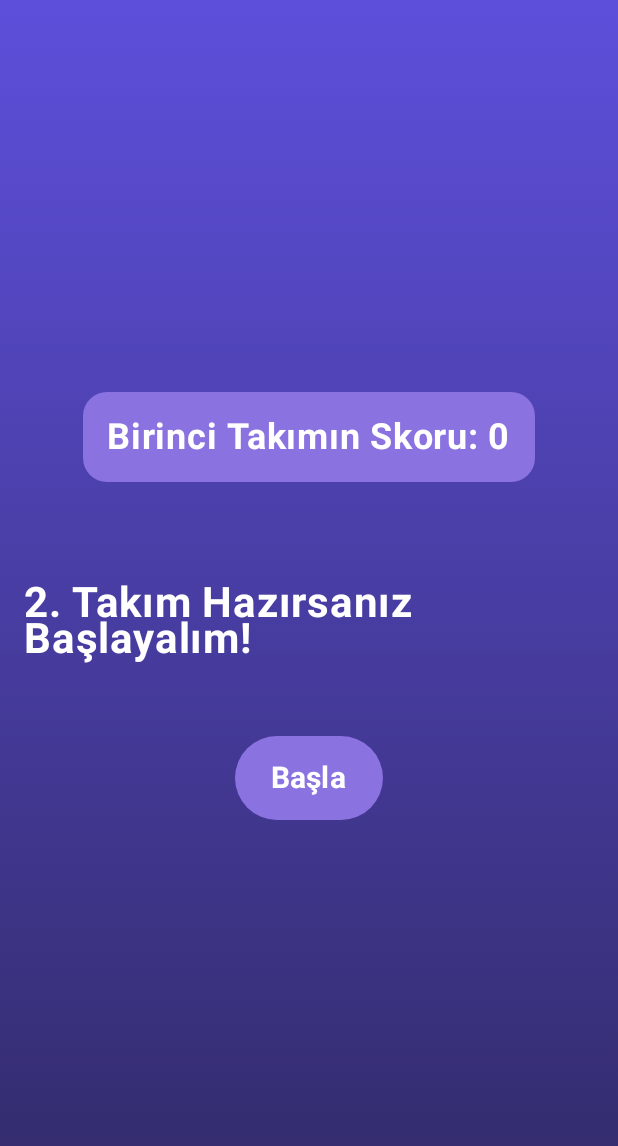
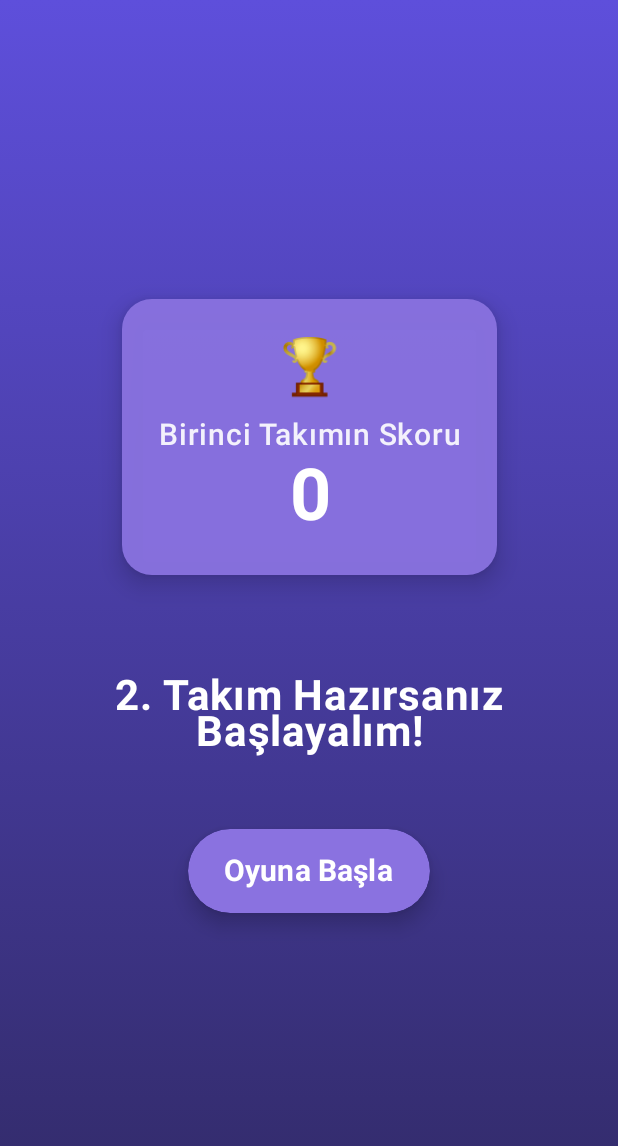
Before and after one commit to dumanYusuf/TabuChallenge, an Android app built with Jetpack Compose: the composable NextTeamPage called with empty values, on a phone screen of 412 x 824 dp. Shown: the top 1146 px of the screen. Run offline under Robolectric (Android 15) with nearby library versions, the phone set to English and light mode, and no system bars.

Commit message:
NextTeamPage And WinTeamPage UI edited

```diff
--- a/app/src/main/java/com/dumanyusuf/tabuchallenge/presentation/next_team_page/NextTeamPage.kt
+++ b/app/src/main/java/com/dumanyusuf/tabuchallenge/presentation/next_team_page/NextTeamPage.kt
@@ -1,21 +1,25 @@
 package com.dumanyusuf.tabuchallenge.presentation.next_team_page
 
 import android.annotation.SuppressLint
+import androidx.compose.animation.*
 import androidx.compose.foundation.background
 import androidx.compose.foundation.layout.*
 import androidx.compose.foundation.shape.RoundedCornerShape
 import androidx.compose.material3.*
-import androidx.compose.runtime.Composable
+import androidx.compose.runtime.*
 import androidx.compose.ui.Alignment
 import androidx.compose.ui.Modifier
 import androidx.compose.ui.draw.clip
+import androidx.compose.ui.draw.shadow
 import androidx.compose.ui.graphics.Brush
 import androidx.compose.ui.graphics.Color
 import androidx.compose.ui.text.font.FontWeight
+import androidx.compose.ui.text.style.TextAlign
 import androidx.compose.ui.unit.dp
 import androidx.compose.ui.unit.sp
 import androidx.navigation.NavController
 import com.dumanyusuf.tabuchallenge.Screan
+import kotlinx.coroutines.delay
 
 @SuppressLint("UnusedMaterial3ScaffoldPaddingParameter")
 @Composable
@@ -24,6 +28,13 @@ fun NextTeamPage(
     gameSettings: String,
     navController: NavController
 ) {
+    var visible by remember { mutableStateOf(false) }
+
+    LaunchedEffect(key1 = true) {
+        delay(100)
+        visible = true
+    }
+
     Box(
         modifier = Modifier
             .fillMaxSize()
@@ -39,42 +50,77 @@ fun NextTeamPage(
         Column(
             modifier = Modifier
                 .fillMaxSize()
-                .padding(16.dp),
+                .padding(24.dp),
             verticalArrangement = Arrangement.Center,
             horizontalAlignment = Alignment.CenterHorizontally
         ) {
-            // Skor gösterimi
-            Box(
+            AnimatedVisibility(
+                visible = visible,
+                enter = fadeIn() + expandVertically(),
+                exit = fadeOut() + shrinkVertically()
+            ) {
+                Card(
                     modifier = Modifier
                         .padding(bottom = 32.dp)
-                    .clip(RoundedCornerShape(16.dp))
-                    .background(Color(0xFF8A72E0))
-                    .padding(16.dp)
+                        .shadow(
+                            elevation = 10.dp,
+                            shape = RoundedCornerShape(20.dp)
+                        ),
+                    colors = CardDefaults.cardColors(
+                        containerColor = Color(0xFF8A72E0).copy(alpha = 0.95f)
+                    )
+                ) {
+                    Column(
+                        modifier = Modifier.padding(24.dp),
+                        horizontalAlignment = Alignment.CenterHorizontally
                     ) {
                         Text(
-                    text = "Birinci Takımın Skoru: $firstTeamScore",
+                            text = "🏆",  // Trophy emoji
+                            fontSize = 36.sp,
+                            textAlign = TextAlign.Center
+                        )
+                        Spacer(modifier = Modifier.height(12.dp))
+                        Text(
+                            text = "Birinci Takımın Skoru",
+                            color = Color.White.copy(alpha = 0.9f),
+                            fontSize = 20.sp,
+                            fontWeight = FontWeight.Medium,
+                            textAlign = TextAlign.Center
+                        )
+                        Text(
+                            text = "$firstTeamScore",
                             color = Color.White,
-                    fontSize = 24.sp,
-                    fontWeight = FontWeight.Bold
+                            fontSize = 48.sp,
+                            fontWeight = FontWeight.Bold,
+                            textAlign = TextAlign.Center
                         )
                     }
+                }
+            }
 
-            Spacer(modifier = Modifier.height(32.dp))
-
+            AnimatedVisibility(
+                visible = visible,
+                enter = fadeIn() + slideInVertically(initialOffsetY = { it / 2 }),
+                exit = fadeOut() + slideOutVertically()
+            ) {
                 Text(
                     text = "2. Takım Hazırsanız Başlayalım!",
                     color = Color.White,
                     fontSize = 28.sp,
-                fontWeight = FontWeight.Bold
+                    fontWeight = FontWeight.Bold,
+                    textAlign = TextAlign.Center,
+                    modifier = Modifier.padding(vertical = 32.dp)
                 )
+            }
 
-            Spacer(modifier = Modifier.height(32.dp))
-
+            AnimatedVisibility(
+                visible = visible,
+                enter = fadeIn() + slideInVertically(initialOffsetY = { it }),
+                exit = fadeOut() + slideOutVertically()
+            ) {
                 Button(
                     onClick = {
-                    // İkinci takım için takım listesini oluştur ve ilk takımın skorunu kaydet
                         val teamList = "[{\"teamName\":\"Takım 2\",\"score\":0,\"firstTeamScore\":$firstTeamScore}]"
-
                         navController.navigate(Screan.GameScreanPage.route + "/" + gameSettings + "/" + teamList)
                     },
                     colors = ButtonDefaults.buttonColors(
@@ -83,13 +129,17 @@ fun NextTeamPage(
                     modifier = Modifier
                         .padding(16.dp)
                         .height(56.dp)
+                        .shadow(8.dp, RoundedCornerShape(28.dp)),
+                    shape = RoundedCornerShape(28.dp)
                 ) {
                     Text(
-                    text = "Başla",
+                        text = "Oyuna Başla",
                         fontSize = 20.sp,
-                    fontWeight = FontWeight.Bold
+                        fontWeight = FontWeight.Bold,
+                        color = Color.White
                     )
                 }
             }
         }
     }
+}
```
Also changed, not shown: app/src/main/java/com/dumanyusuf/tabuchallenge/presentation/win_team_page/WinTeamPage.kt (+50 -8 lines). Lines whose indentation alone changed are shown as unchanged.
